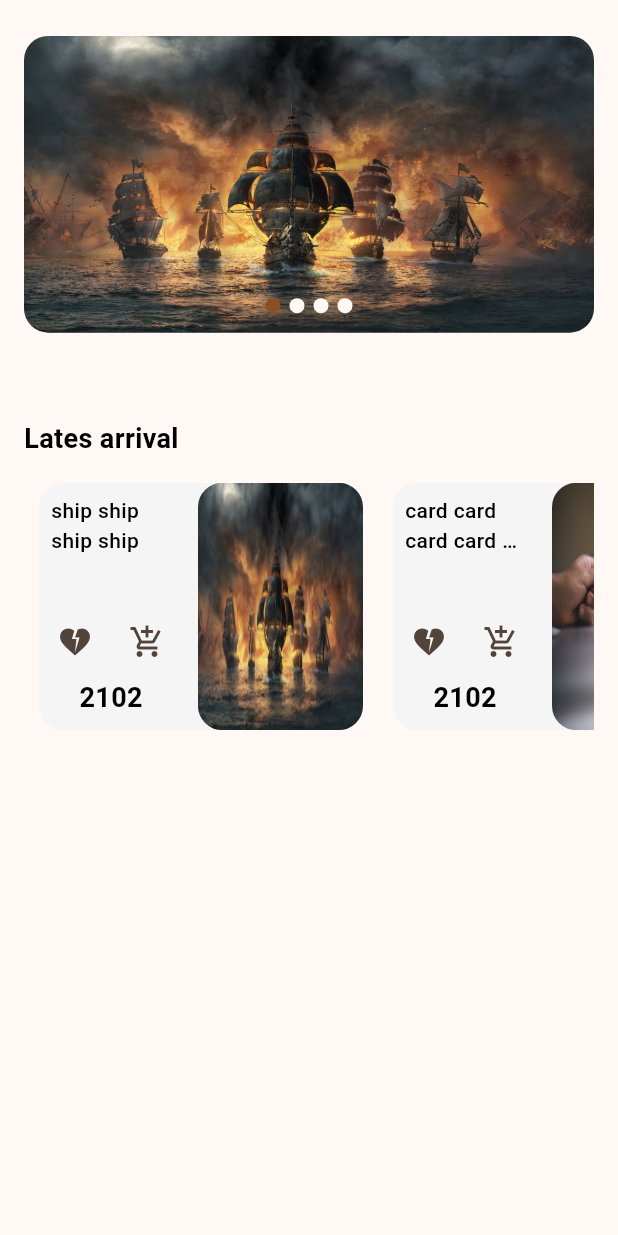
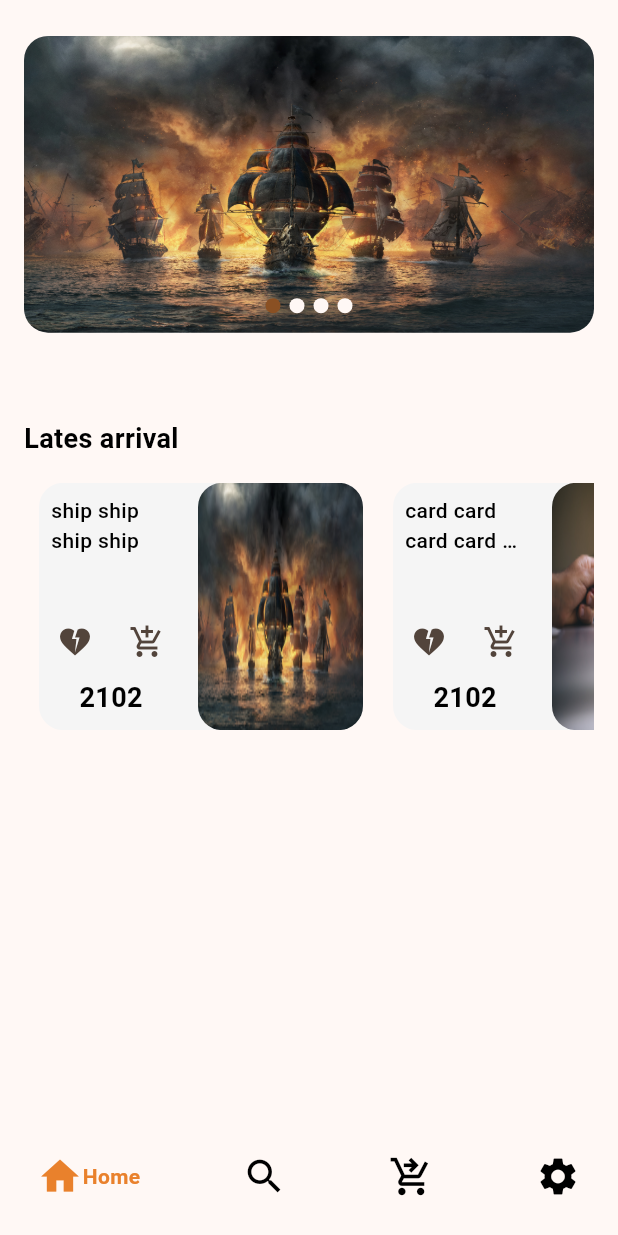
Before and after one commit to AhmedSamir25/fashions_town, a Flutter app: the screen it shows once a user with an empty profile is signed in, on a phone screen of 412 x 824 dp. Run offline on Flutter 3.47's test engine with Material 3 defaults, Android fonts, the light colour scheme and no system bars; drawn by our look-alikes of card_swiper, google_nav_bar; our stand-ins replace cloud_firestore, firebase_auth, firebase_core, flutter_bloc, go_router, google_sign_in; accounts and stored records are empty.

Commit message:
BottomNavigationBar

```diff
--- a/lib/core/router/app_router.dart
+++ b/lib/core/router/app_router.dart
@@ -1,7 +1,7 @@
 import 'package:fashionstown/features/auth/presentation/view/sign_in_view.dart';
 import 'package:fashionstown/features/auth/presentation/view/sign_up_view.dart';
 import 'package:fashionstown/features/auth/presentation/view/widgets/forgot_password.dart';
-import 'package:fashionstown/features/home/presentation/view/home_view.dart';
+import 'package:fashionstown/features/home/presentation/view/bottom_navigation_bar.dart';
 import 'package:go_router/go_router.dart';
 
 abstract class AppRouter {
@@ -24,7 +24,7 @@ abstract class AppRouter {
         builder: (context, state) =>  ForgotPassword(),
       ),
       GoRoute(path: homeView,
-      builder: (context, state) => const HomeView(),
+      builder: (context, state) => const BottomNavigationBarGNav(),
       ),
     ],
       );
--- a/lib/features/auth/presentation/view/widgets/sign_in_view_body.dart
+++ b/lib/features/auth/presentation/view/widgets/sign_in_view_body.dart
@@ -6,7 +6,7 @@ import 'package:fashionstown/features/auth/presentation/view/sign_up_view.dart';
 import 'package:fashionstown/features/auth/presentation/view/widgets/custom_sign_button.dart';
 import 'package:fashionstown/features/auth/presentation/view/widgets/forgot_password.dart';
 import 'package:fashionstown/features/auth/presentation/view/widgets/header_body_text.dart';
-import 'package:fashionstown/features/home/presentation/view/home_view.dart';
+import 'package:fashionstown/features/home/presentation/view/bottom_navigation_bar.dart';
 import 'package:flutter/material.dart';
 import 'package:flutter_bloc/flutter_bloc.dart';
 import 'custom_text_field_sign.dart';
@@ -28,7 +28,7 @@ class SignInViewBody extends StatelessWidget {
               backgroundColor: errorColor, content: Text(state.massage,style: TextStyles.textStyle14.copyWith(color: textButtonAndMassage),)));
         } else if (state is UserSignSuccessState) {
           Navigator.pushReplacement(context,
-              MaterialPageRoute(builder: (context) => const HomeView()));
+              MaterialPageRoute(builder: (context) => const BottomNavigationBarGNav()));
         }
       },
       builder: (context, state) {
--- /dev/null
+++ b/lib/features/home/presentation/view/bottom_navigation_bar.dart
@@ -0,0 +1,49 @@
+import 'package:fashionstown/core/theme/colors.dart';
+import 'package:fashionstown/features/home/presentation/view/home_view.dart';
+import 'package:fashionstown/features/settings/settings_view.dart';
+import 'package:flutter/material.dart';
+import 'package:google_nav_bar/google_nav_bar.dart';
+
+class BottomNavigationBarGNav extends StatefulWidget {
+  const BottomNavigationBarGNav({super.key});
+
+  @override
+  State<BottomNavigationBarGNav> createState() => _BottomNavigationBarGNavState();
+}
+
+class _BottomNavigationBarGNavState extends State<BottomNavigationBarGNav> {
+   int _selectedIndex = 0;
+  final List<Widget> _tabs =[
+    const HomeView(),
+    const SettingsView(),
+  ];
+  @override
+  Widget build(BuildContext context) {
+    return  Scaffold(
+      body: _tabs[_selectedIndex],
+      bottomNavigationBar: GNav(
+        onTabChange: (value) {
+          setState(() {
+           _selectedIndex = value;
+          });
+        },
+        activeColor: appColor,
+      iconSize: 30,
+      tabs: [
+        GButton(icon: Icons.home,
+        text: 'Home',
+        ),
+        GButton(icon: Icons.search,
+        text: 'Search',
+        ),
+        GButton(icon: Icons.shopping_cart_checkout,
+        text: 'Cart',
+        ),
+        GButton(icon: Icons.settings,
+        text: 'Settings',
+        ),
+      ],
+      ),
+    );
+  }
+}
--- a/lib/features/home/presentation/view/home_view.dart
+++ b/lib/features/home/presentation/view/home_view.dart
@@ -8,6 +8,7 @@ class HomeView extends StatelessWidget {
   Widget build(BuildContext context) {
     return const Scaffold(
       body: HomeViewBody(),
+
     );
   }
 }
--- /dev/null
+++ b/lib/features/settings/settings_view.dart
@@ -0,0 +1,10 @@
+import 'package:flutter/material.dart';
+
+class SettingsView extends StatelessWidget {
+  const SettingsView({super.key});
+
+  @override
+  Widget build(BuildContext context) {
+    return const Scaffold();
+  }
+}
--- a/pubspec.yaml
+++ b/pubspec.yaml
@@ -32,7 +32,6 @@ dependencies:
     sdk: flutter
 
   cupertino_icons: ^1.0.2
-  pin_code_fields: ^8.0.1
   go_router: ^13.0.1
   flutter_bloc: ^8.1.3
   equatable: ^2.0.5
@@ -42,6 +41,7 @@ dependencies:
   cloud_firestore: ^4.15.2
   shared_preferences: ^2.2.2
   card_swiper: ^2.0.4
+  google_nav_bar: ^5.0.6
 dev_dependencies:
   flutter_test:
     sdk: flutter
```
Also changed, not shown: pubspec.lock.
